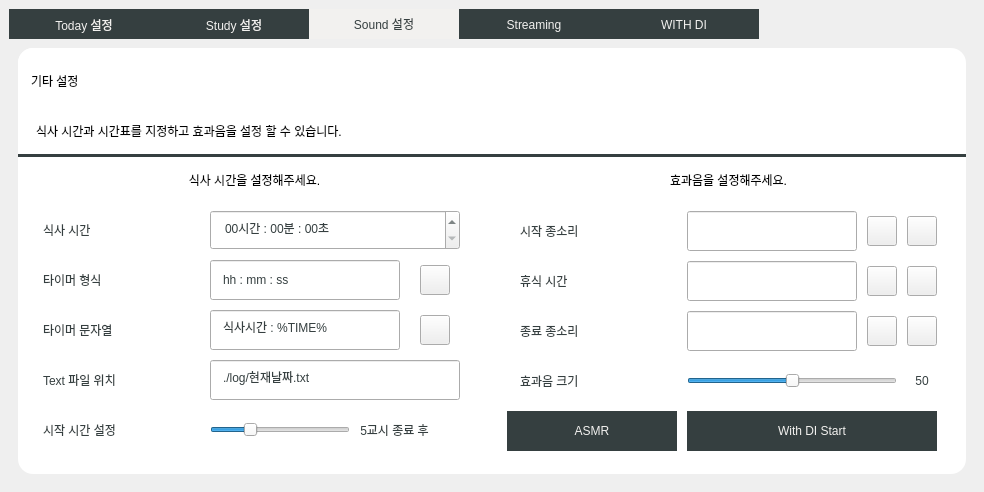
The window that resource/main.ui (DEEPI-LAB/python-study-with-me-timer) describes before a commit, drawn with Qt 5.
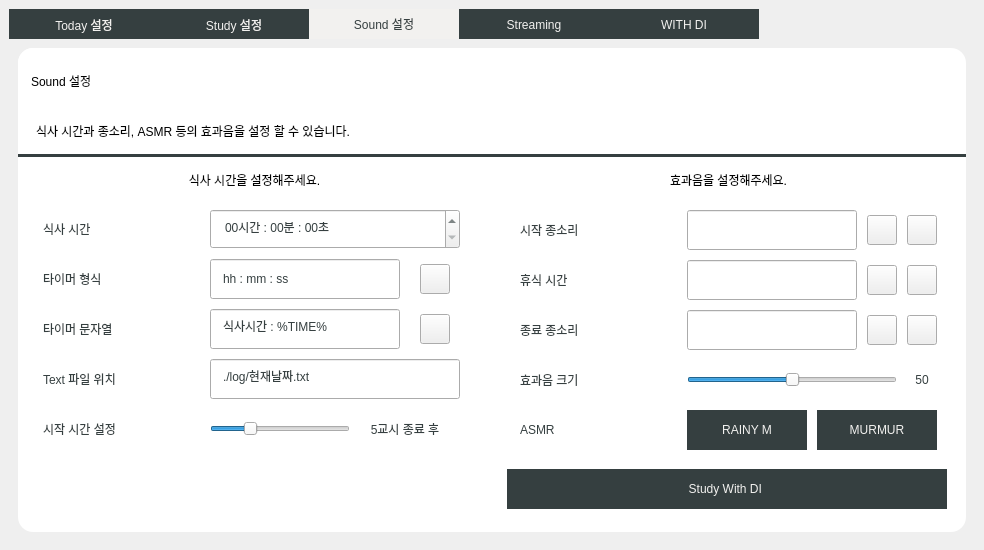
The same window after the commit. The open tabs and pages were chosen to show the change. Icons and pictures are not drawn.

```diff
--- a/resource/main.ui
+++ b/resource/main.ui
@@ -7,19 +7,19 @@
     <x>0</x>
     <y>0</y>
     <width>984</width>
-    <height>492</height>
+    <height>550</height>
    </rect>
   </property>
   <property name="minimumSize">
    <size>
     <width>984</width>
-    <height>492</height>
+    <height>550</height>
    </size>
   </property>
   <property name="maximumSize">
    <size>
     <width>984</width>
-    <height>492</height>
+    <height>550</height>
    </size>
   </property>
   <property name="sizeIncrement">
@@ -36,7 +36,7 @@
   </property>
   <widget class="QWidget" name="centralwidget">
    <layout class="QGridLayout" name="gridLayout">
-    <item row="0" column="0">
+    <item row="1" column="0">
      <widget class="QTabWidget" name="tabWidget">
       <property name="styleSheet">
        <string notr="true">QTabWidget::pane {
@@ -2188,7 +2188,7 @@
 font: 75 30px&quot;Gong Gothic&quot;;</string>
                </property>
                <property name="text">
-                <string>기타 설정</string>
+                <string>Sound 설정</string>
                </property>
               </widget>
              </item>
@@ -2217,7 +2217,7 @@
 font: 75 15px&quot;Gong Gothic&quot;;</string>
                </property>
                <property name="text">
-                <string>식사 시간과 시간표를 지정하고 효과음을 설정 할 수 있습니다.</string>
+                <string>식사 시간과 종소리, ASMR 등의 효과음을 설정 할 수 있습니다.</string>
                </property>
               </widget>
              </item>
@@ -2739,13 +2739,13 @@
                        </property>
                        <property name="minimumSize">
                         <size>
-                         <width>80</width>
+                         <width>110</width>
                          <height>0</height>
                         </size>
                        </property>
                        <property name="maximumSize">
                         <size>
-                         <width>16777215</width>
+                         <width>110</width>
                          <height>40</height>
                         </size>
                        </property>
@@ -2773,6 +2773,31 @@
                   </item>
                  </layout>
                 </item>
+                <item row="1" column="0">
+                 <widget class="QLabel" name="label_13">
+                  <property name="minimumSize">
+                   <size>
+                    <width>0</width>
+                    <height>40</height>
+                   </size>
+                  </property>
+                  <property name="maximumSize">
+                   <size>
+                    <width>16777215</width>
+                    <height>40</height>
+                   </size>
+                  </property>
+                  <property name="sizeIncrement">
+                   <size>
+                    <width>0</width>
+                    <height>0</height>
+                   </size>
+                  </property>
+                  <property name="text">
+                   <string/>
+                  </property>
+                 </widget>
+                </item>
                </layout>
               </widget>
              </item>
@@ -2802,6 +2827,40 @@
                 <property name="leftMargin">
                  <number>11</number>
                 </property>
+                <item row="2" column="0">
+                 <widget class="QPushButton" name="studywithdi">
+                  <property name="minimumSize">
+                   <size>
+                    <width>100</width>
+                    <height>40</height>
+                   </size>
+                  </property>
+                  <property name="maximumSize">
+                   <size>
+                    <width>16777215</width>
+                    <height>40</height>
+                   </size>
+                  </property>
+                  <property name="styleSheet">
+                   <string notr="true">QPushButton
+{
+	color: #F2F1EF;font: 20px&quot;AppleSDGothicNeoB00&quot;;
+	background-color:#353F40;
+	border : None;
+}
+
+QPushButton::hover
+{
+	color: #F2F1EF;font: 20px&quot;AppleSDGothicNeoB00&quot;;
+	background-color:#000000;
+	border :solid;
+}</string>
+                  </property>
+                  <property name="text">
+                   <string>Study With DI </string>
+                  </property>
+                 </widget>
+                </item>
                 <item row="1" column="0">
                  <layout class="QGridLayout" name="gridLayout_18">
                   <property name="sizeConstraint">
@@ -3171,44 +3230,14 @@
                     </property>
                    </widget>
                   </item>
-                  <item row="4" column="1" colspan="3">
-                   <widget class="QPushButton" name="withdistart">
-                    <property name="minimumSize">
-                     <size>
-                      <width>0</width>
-                      <height>40</height>
-                     </size>
-                    </property>
-                    <property name="maximumSize">
-                     <size>
-                      <width>16777215</width>
-                      <height>40</height>
-                     </size>
-                    </property>
-                    <property name="styleSheet">
-                     <string notr="true">QPushButton
-{
-	color: #F2F1EF;
-	font: 20px&quot;Gong Gothic Light&quot;;
-	background-color:#353F40;
-	border : None;
-}
-
-QPushButton::hover
-{
-	color: #F2F1EF;
-	font: 20px&quot;Gong Gothic Light&quot;;
-	background-color:#000000;
-	border :solid;
-}</string>
-                    </property>
-                    <property name="text">
-                     <string>With DI Start</string>
-                    </property>
-                   </widget>
-                  </item>
                   <item row="4" column="0">
-                   <widget class="QPushButton" name="asmr">
+                   <widget class="QLabel" name="label_19">
+                    <property name="sizePolicy">
+                     <sizepolicy hsizetype="Fixed" vsizetype="Fixed">
+                      <horstretch>0</horstretch>
+                      <verstretch>0</verstretch>
+                     </sizepolicy>
+                    </property>
                     <property name="minimumSize">
                      <size>
                       <width>0</width>
@@ -3222,27 +3251,87 @@
                      </size>
                     </property>
                     <property name="styleSheet">
-                     <string notr="true">QPushButton
-{
-	color: #F2F1EF;
-	font: 20px&quot;Gong Gothic Light&quot;;
-	background-color:#353F40;
-	border : None;
-}
-
-QPushButton::hover
-{
-	color: #F2F1EF;
-	font: 20px&quot;Gong Gothic Light&quot;;
-	background-color:#000000;
-	border :solid;
-}</string>
+                     <string notr="true">padding: 10px;;
+font: 20px &quot;Gong Gothic&quot;;
+color :   #353F40;</string>
                     </property>
                     <property name="text">
                      <string>ASMR</string>
                     </property>
                    </widget>
                   </item>
+                  <item row="4" column="1" colspan="3">
+                   <layout class="QHBoxLayout" name="horizontalLayout_16">
+                    <item>
+                     <widget class="QPushButton" name="asmr_2">
+                      <property name="minimumSize">
+                       <size>
+                        <width>0</width>
+                        <height>40</height>
+                       </size>
+                      </property>
+                      <property name="maximumSize">
+                       <size>
+                        <width>16777215</width>
+                        <height>40</height>
+                       </size>
+                      </property>
+                      <property name="styleSheet">
+                       <string notr="true">QPushButton
+{
+	color: #F2F1EF;font: 15px&quot;Gong Gothic&quot;;
+	background-color:#353F40;
+	border : None;
+}
+
+QPushButton::hover
+{
+	color: #F2F1EF;font: 15px&quot;Gong Gothic&quot;;
+	background-color:#000000;
+	border :solid;
+}</string>
+                      </property>
+                      <property name="text">
+                       <string>RAINY M</string>
+                      </property>
+                     </widget>
+                    </item>
+                    <item>
+                     <widget class="QPushButton" name="asmr_1">
+                      <property name="minimumSize">
+                       <size>
+                        <width>0</width>
+                        <height>40</height>
+                       </size>
+                      </property>
+                      <property name="maximumSize">
+                       <size>
+                        <width>16777215</width>
+                        <height>40</height>
+                       </size>
+                      </property>
+                      <property name="styleSheet">
+                       <string notr="true">QPushButton
+{
+	color: #F2F1EF;font: 15px&quot;Gong Gothic&quot;;
+	background-color:#353F40;
+	border : None;
+}
+
+QPushButton::hover
+{
+	color: #F2F1EF;font: 15px&quot;Gong Gothic&quot;;
+	background-color:#000000;
+	border :solid;
+}</string>
+                      </property>
+                      <property name="text">
+                       <string>MURMUR</string>
+                      </property>
+                     </widget>
+                    </item>
+                   </layout>
+                  </item>
                  </layout>
                 </item>
                </layout>
```
Left out of the diff: 1469 changed lines with no effect on the pictures.
